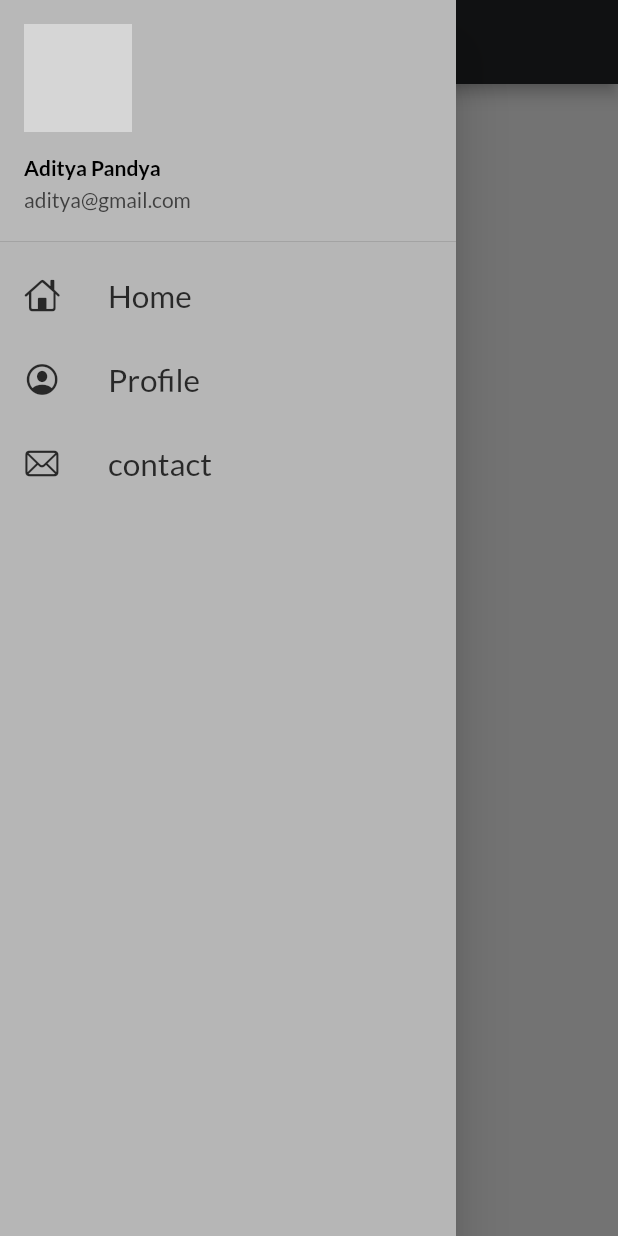
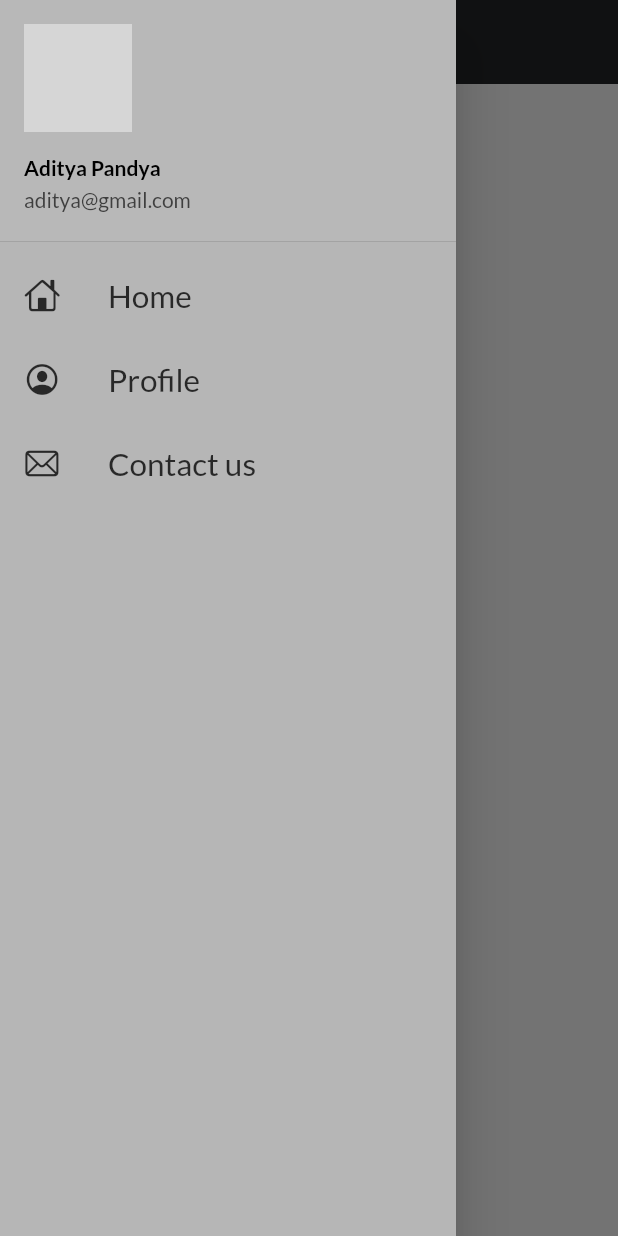
Before and after one commit to Adiz25/Tech-Wizard, a Flutter app: the screen it shows after launch, with the side drawer open, on a phone screen of 412 x 824 dp. Run offline on Flutter 3.47's test engine with Material 2 defaults, Android fonts, the phone set to English and light mode, and no system bars; our stand-ins replace flutter_svg, google_fonts; network calls fail; grey boxes are pictures that could not be loaded.

Commit message:
Day9 Completed

```diff
--- a/lib/main.dart
+++ b/lib/main.dart
@@ -14,7 +14,12 @@ class MyApp extends StatelessWidget {
   @override
   Widget build(BuildContext context) {
     return MaterialApp(
-      theme: ThemeData(fontFamily: GoogleFonts.lato().fontFamily),
+      theme: ThemeData(
+          fontFamily: GoogleFonts.lato().fontFamily,
+          appBarTheme: AppBarTheme(
+            color: Color.fromARGB(234, 255, 255, 255),
+            elevation: 0.0,
+          )),
       initialRoute: MyRoutes.homeRoute,
       routes: {
         "/": (context) => LoginPage(),
--- a/lib/widget/drawer.dart
+++ b/lib/widget/drawer.dart
@@ -59,7 +59,7 @@ class MyDrawer extends StatelessWidget {
                 color: Color.fromARGB(234, 27, 27, 27),
               ),
               title: Text(
-                "contact",
+                "Contact us",
                 textScaleFactor: 1.5,
                 style: TextStyle(color: Color.fromARGB(234, 27, 27, 27)),
               ),
```
Also changed, not shown: assets/images/tie.png (deleted).
